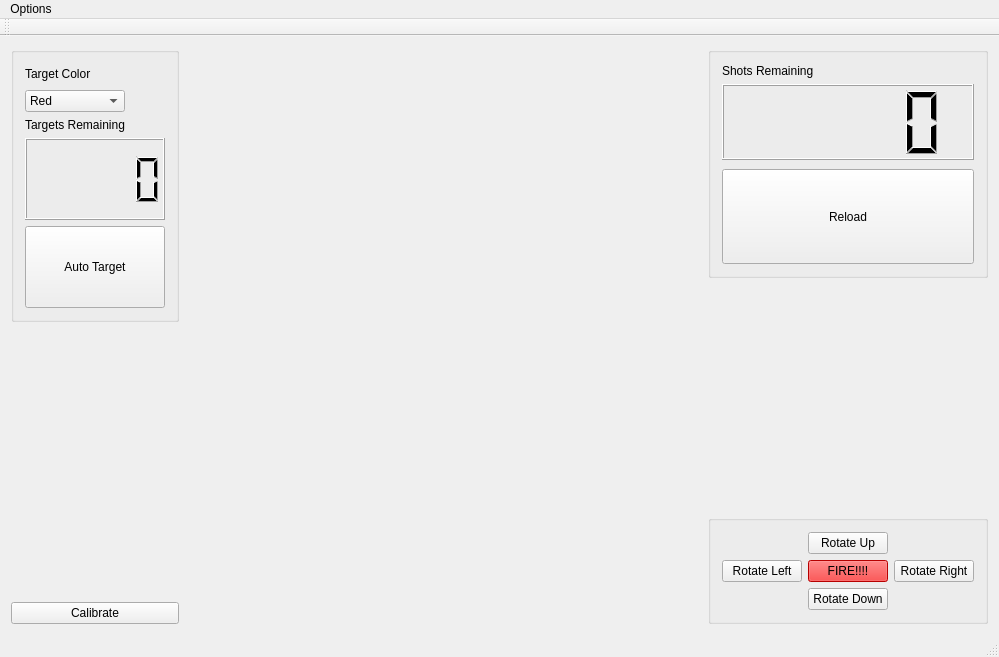
Above: mainwindow.ui from firecruiser/project1 before the change. Below: the same form after it.
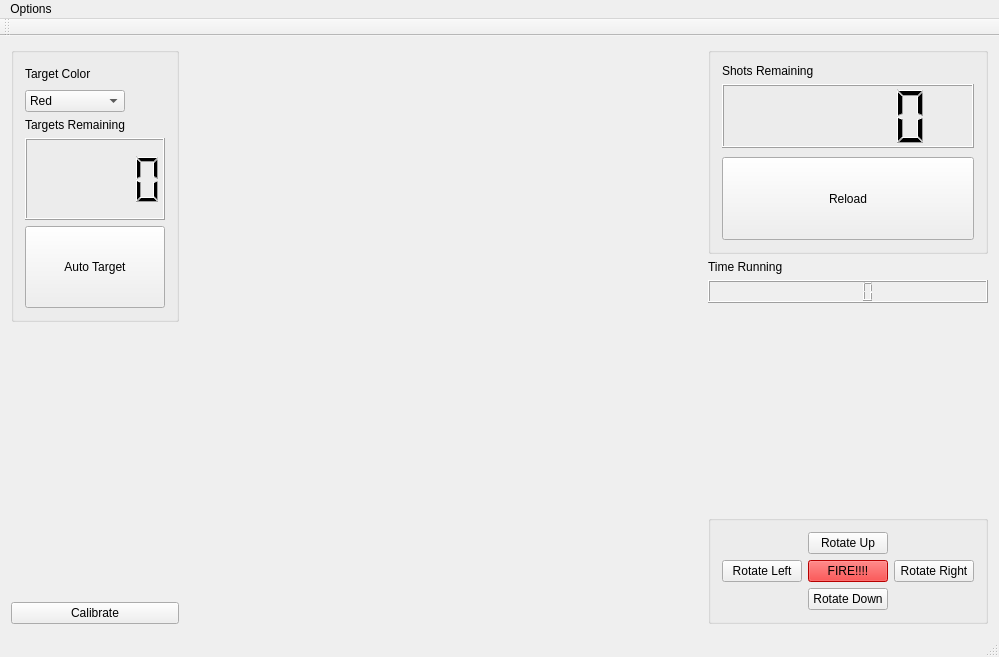
That is the form after the change.

Diff of the .ui file:
```diff
--- a/mainwindow.ui
+++ b/mainwindow.ui
@@ -265,6 +265,16 @@
         </layout>
        </widget>
       </item>
+      <item>
+       <widget class="QLabel" name="label">
+        <property name="text">
+         <string>Time Running</string>
+        </property>
+       </widget>
+      </item>
+      <item>
+       <widget class="QLCDNumber" name="lcdNumber"/>
+      </item>
       <item>
        <spacer name="verticalSpacer_3">
         <property name="orientation">
```
Left out of the diff: 6 changed lines with no effect on the pictures.
